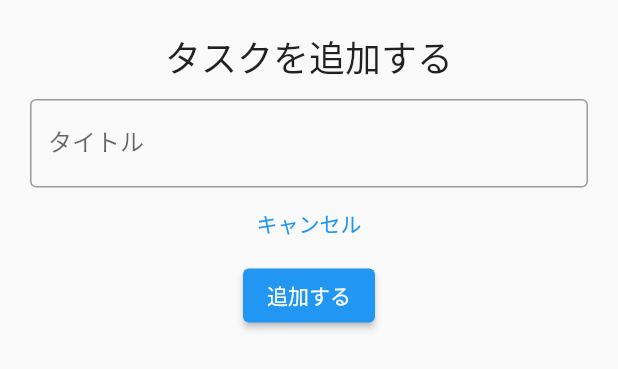
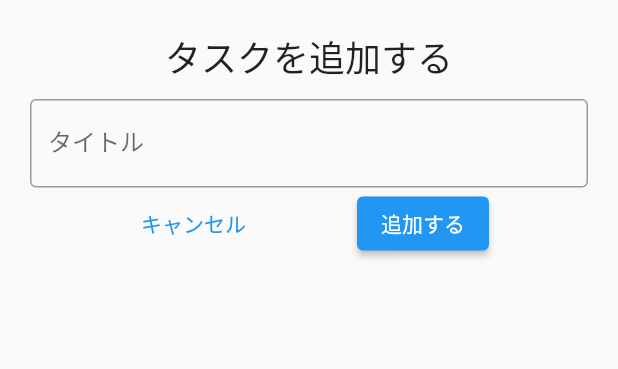
Before and after one commit to KYOHEI-jp/Bloc_app, a Flutter app: the AddTaskScreen widget shown alone on an empty page, opened directly with empty values, on a phone screen of 412 x 824 dp. Shown: the top 369 px of the screen. Run offline on Flutter 3.47's test engine with Material 2 defaults, Android fonts, the phone set to English and light mode, and no system bars; our stand-ins replace bloc, equatable, flutter_bloc.

Commit message:
タスク追加ボタンとキャンセルを横列にした

```diff
--- a/lib/screens/tasks_screen.dart
+++ b/lib/screens/tasks_screen.dart
@@ -1,3 +1,4 @@
+import 'package:flutter/cupertino.dart';
 import 'package:flutter/material.dart';
 
 import '../blocs/bloc_exports.dart';
@@ -87,6 +88,9 @@ class AddTaskScreen extends StatelessWidget {
               decoration: const InputDecoration(
                   label: Text("タイトル"), border: OutlineInputBorder()),
             ),
+            Row(
+              mainAxisAlignment: MainAxisAlignment.spaceEvenly,
+              children: [
                 TextButton(
                   onPressed: () => Navigator.pop(context),
                   child: const Text("キャンセル"),
@@ -94,12 +98,16 @@ class AddTaskScreen extends StatelessWidget {
                 ElevatedButton(
                   onPressed: () {
                     var task = Task(
-                    title: titleController.text, isDone: null, isDeleted: null);
+                        title: titleController.text,
+                        isDone: null,
+                        isDeleted: null);
                     context.read<TasksBloc>().add(AddTask(task: task));
                     Navigator.pop(context);
                   },
                   child: const Text("追加する"),
                 )
+              ],
+            ),
           ],
         ),
       ),
```
Lines whose indentation alone changed are shown as unchanged.
